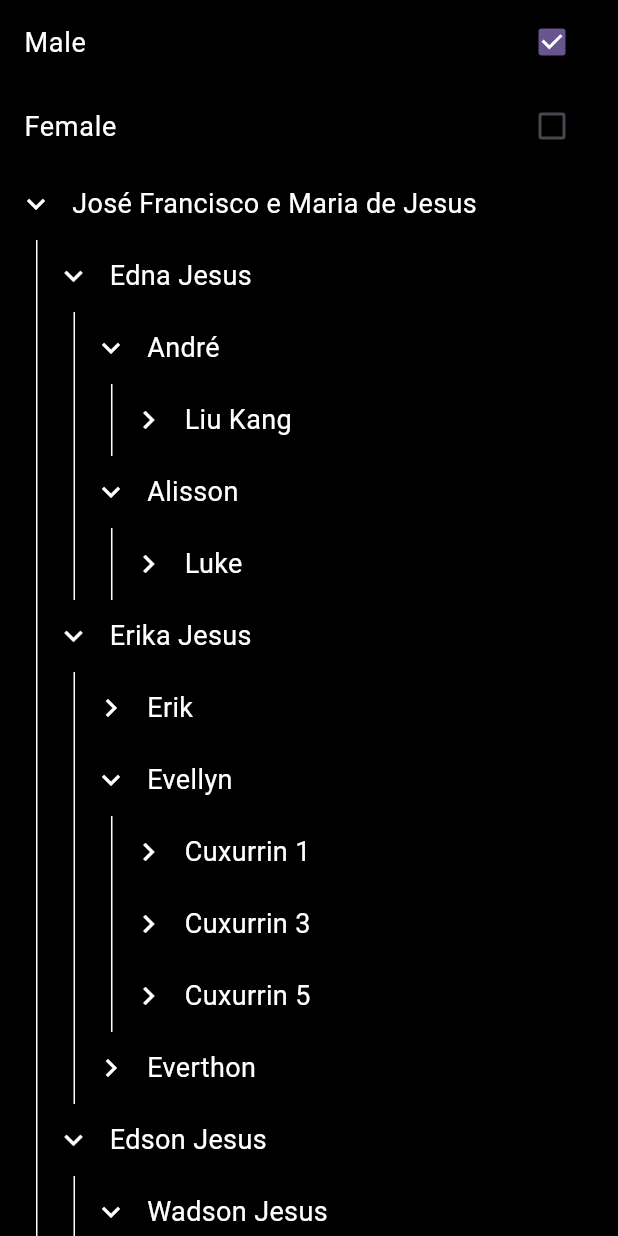
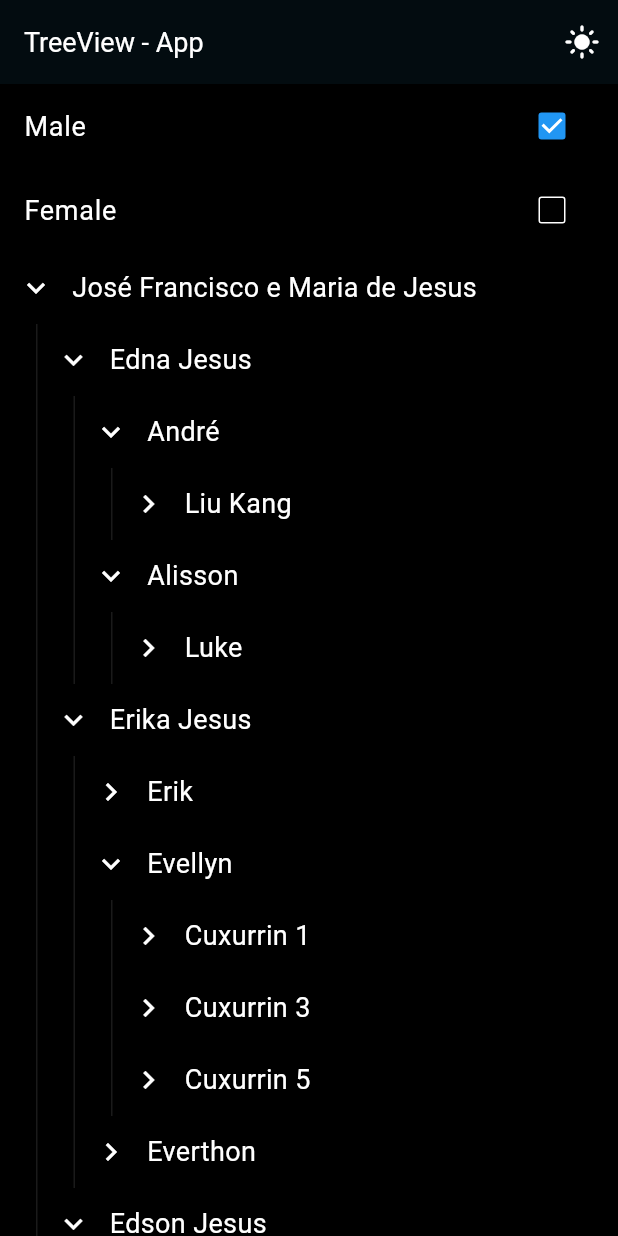
Before and after one commit to AndreDrummer/tree-view, a Flutter app: the screen it shows after launch, after a tap on "Male", on a phone screen of 412 x 824 dp. Run offline on Flutter 3.47's test engine with Material 3 defaults, Android fonts, the phone set to English and light mode, and no system bars.

Commit message:
adding dark mode

```diff
--- a/lib/data/person.dart
+++ b/lib/core/data/person.dart
@@ -1,4 +1,4 @@
-import 'package:tree_view/models/person.dart';
+import 'package:tree_view/core/models/person.dart';
 
 // The assembly of this data should be made programmatically instead.
 
--- a/lib/models/person.dart
+++ b/lib/core/models/person.dart
@@ -1,4 +1,4 @@
-import 'package:tree_view/core/node/node.dart';
+import 'package:tree_view/core/tree/node.dart';
 
 enum PersonGender { female, male, none }
 
--- a/lib/data/mount_tree.dart
+++ b/lib/core/tree/init.dart
@@ -1,7 +1,7 @@
+import 'package:tree_view/core/models/person.dart';
+import 'package:tree_view/core/data/person.dart';
 import 'package:tree_view/core/tree/utils.dart';
-import 'package:tree_view/data/person.dart';
-import 'package:tree_view/core/node/node.dart';
-import 'package:tree_view/models/person.dart';
+import 'package:tree_view/core/tree/node.dart';
 
 final _rootData = data.first;
 
--- a/lib/core/tree/utils.dart
+++ b/lib/core/tree/utils.dart
@@ -1,6 +1,5 @@
+import 'package:tree_view/core/tree/node.dart';
 import 'dart:collection';
-
-import 'package:tree_view/core/node/node.dart';
 
 class TreeUtils {
   static Node<T>? bfsTraversal<T extends TOString>({
--- a/lib/controller/controller.dart
+++ b/lib/features/assets/controller/assets_controller.dart
@@ -1,9 +1,9 @@
-import 'package:tree_view/data/mount_tree.dart';
-import 'package:tree_view/models/person.dart';
-import 'package:tree_view/core/node/node.dart';
+import 'package:tree_view/core/models/person.dart';
+import 'package:tree_view/core/tree/init.dart';
+import 'package:tree_view/core/tree/node.dart';
 import 'package:flutter/material.dart';
 
-class Controller with ChangeNotifier {
+class AssetsController with ChangeNotifier {
   static final Node<Person> _originalRoot = nodeRoot();
 
   static Node<Person> _root = _originalRoot;
--- /dev/null
+++ b/lib/features/assets/widgets/data_view.dart
@@ -0,0 +1,56 @@
+import 'package:tree_view/features/assets/controller/assets_controller.dart';
+import 'package:tree_view/features/assets/widgets/search_header.dart';
+import 'package:tree_view/features/assets/widgets/tree_view.dart';
+import 'package:provider/provider.dart';
+import 'package:flutter/material.dart';
+
+class DataView extends StatefulWidget {
+  const DataView({super.key, this.darkModeIsON = true});
+  final bool darkModeIsON;
+
+  @override
+  State<DataView> createState() => _DataViewState();
+}
+
+class _DataViewState extends State<DataView> {
+  bool called = false;
+
+  void callOnce(VoidCallback call) {
+    if (!called) {
+      call();
+      setState(() {
+        called = true;
+      });
+    }
+  }
+
+  @override
+  void didChangeDependencies() {
+    // callOnce(() {
+    //   Provider.of<Controller>(context, listen: false).filterByMaleGender();
+    // });
+    super.didChangeDependencies();
+  }
+
+  @override
+  Widget build(BuildContext context) {
+    return Consumer<AssetsController>(
+      builder: (context, controller, _) {
+        return SingleChildScrollView(
+          child: Column(
+            children: [
+              SearchHeader(darkModeIsON: widget.darkModeIsON),
+              TreeView(
+                controller.root,
+                darkModeIsON: widget.darkModeIsON,
+                toggleNodeView: (node) {
+                  controller.toogleNodeView(node);
+                },
+              ),
+            ],
+          ),
+        );
+      },
+    );
+  }
+}
--- a/lib/widgets/line_bread_crumb.dart
+++ b/lib/features/assets/widgets/line_bread_crumb.dart
@@ -1,8 +1,10 @@
 import 'package:flutter/material.dart';
 
 class LineBreadCrumb extends StatelessWidget {
-  const LineBreadCrumb(this.lineHeight, {super.key});
+  const LineBreadCrumb(this.lineHeight,
+      {super.key, required this.darkModeIsON});
 
+  final bool darkModeIsON;
   final int lineHeight;
 
   @override
@@ -11,7 +13,7 @@ class LineBreadCrumb extends StatelessWidget {
       margin: const EdgeInsets.only(left: 24),
       width: 1,
       height: lineHeight.toDouble(),
-      color: Colors.white,
+      color: darkModeIsON ? Colors.white10 : Colors.black12,
     );
   }
 }
--- a/lib/widgets/node_row.dart
+++ b/lib/features/assets/widgets/node_row.dart
@@ -1,15 +1,19 @@
-import 'package:tree_view/core/node/node.dart';
+import 'package:tree_view/core/tree/node.dart';
 import 'package:flutter/material.dart';
-import 'package:tree_view/models/person.dart';
+import 'package:tree_view/core/models/person.dart';
 
 class NodeRow extends StatelessWidget {
-  const NodeRow(this.item, {this.onPressed, super.key});
+  const NodeRow(this.item,
+      {this.onPressed, super.key, this.darkModeIsON = true});
 
   final void Function()? onPressed;
   final Node<Person> item;
+  final bool darkModeIsON;
 
   @override
   Widget build(BuildContext context) {
+    final color = darkModeIsON ? Colors.white : Colors.black;
+
     return Row(
       children: [
         IconButton(
@@ -18,12 +22,12 @@ class NodeRow extends StatelessWidget {
             item.children!.isEmpty || !item.expanded
                 ? Icons.keyboard_arrow_right_outlined
                 : Icons.keyboard_arrow_down,
-            color: Colors.white,
+            color: color,
           ),
         ),
         Text(
           item.data.name,
-          style: const TextStyle(color: Colors.white, fontSize: 18),
+          style: TextStyle(color: color, fontSize: 18),
         ),
       ],
     );
--- /dev/null
+++ b/lib/features/assets/widgets/search_header.dart
@@ -0,0 +1,51 @@
+import 'package:tree_view/features/assets/controller/assets_controller.dart';
+import 'package:provider/provider.dart';
+import 'package:flutter/material.dart';
+import 'package:tree_view/features/home/controller/home_controller.dart';
+
+class SearchHeader extends StatelessWidget {
+  const SearchHeader({super.key, this.darkModeIsON = true});
+  final bool darkModeIsON;
+
+  @override
+  Widget build(BuildContext context) {
+    final color = darkModeIsON ? Colors.white : Colors.black;
+
+    return Consumer<HomeController>(
+      builder: (context, homeController, _) {
+        return Consumer<AssetsController>(
+          builder: (context, controller, _) {
+            return Column(
+              children: [
+                CheckboxListTile(
+                  activeColor: Colors.blue,
+                  side: BorderSide(color: color),
+                  value: controller.genderTypeFilter == controller.male,
+                  onChanged: (value) {
+                    controller.filterByMaleGender();
+                  },
+                  title: Text(
+                    "Male",
+                    style: TextStyle(color: color, fontSize: 18),
+                  ),
+                ),
+                CheckboxListTile(
+                  activeColor: Colors.pink,
+                  side: BorderSide(color: color),
+                  value: controller.genderTypeFilter == controller.female,
+                  onChanged: (value) {
+                    controller.filterByFemaleGender();
+                  },
+                  title: Text(
+                    "Female",
+                    style: TextStyle(color: color, fontSize: 18),
+                  ),
+                ),
+              ],
+            );
+          },
+        );
+      },
+    );
+  }
+}
--- /dev/null
+++ b/lib/features/assets/widgets/tree_view.dart
@@ -0,0 +1,86 @@
+import 'package:tree_view/features/assets/widgets/horizontal_scroll.dart';
+import 'package:tree_view/features/assets/widgets/line_bread_crumb.dart';
+import 'package:tree_view/features/assets/controller/assets_controller.dart';
+import 'package:tree_view/features/assets/widgets/node_row.dart';
+import 'package:tree_view/core/models/person.dart';
+import 'package:provider/provider.dart';
+import 'package:flutter/material.dart';
+import 'package:tree_view/features/home/controller/home_controller.dart';
+import '../../../core/tree/node.dart';
+
+class TreeView extends StatelessWidget {
+  const TreeView(
+    this.node, {
+    super.key,
+    this.toggleNodeView,
+    this.allowHorizontalScrool = true,
+    this.allowVerticalScrool = true,
+    this.darkModeIsON = true,
+  });
+  final void Function(Node<Person> node)? toggleNodeView;
+  final bool allowHorizontalScrool;
+  final bool allowVerticalScrool;
+  final bool darkModeIsON;
+  final Node<Person> node;
+
+  int lineBreadCrumbHeight() {
+    int descendentsShowing = node.numberOfDescendentsShowingUp;
+
+    return (48 * descendentsShowing);
+  }
+
+  @override
+  Widget build(BuildContext context) {
+    final sizeOfContext = MediaQuery.sizeOf(context);
+
+    return Consumer<HomeController>(
+      builder: (context, homeController, _) {
+        return Consumer<AssetsController>(
+          builder: (context, controller, _) {
+            return HorizontalScroll(
+              viewWidth: (sizeOfContext.width * (node.getHeightUntilRoot + 1)),
+              viewHeight: lineBreadCrumbHeight().toDouble() + 50,
+              allowHorizontalScrool: allowHorizontalScrool,
+              child: Column(
+                crossAxisAlignment: CrossAxisAlignment.start,
+                children: [
+                  NodeRow(
+                    node,
+                    onPressed: () => toggleNodeView?.call(node),
+                    darkModeIsON: darkModeIsON,
+                  ),
+                  Visibility(
+                    visible: node.expanded,
+                    child: Row(
+                      crossAxisAlignment: CrossAxisAlignment.start,
+                      children: [
+                        LineBreadCrumb(
+                          lineBreadCrumbHeight(),
+                          darkModeIsON: darkModeIsON,
+                        ),
+                        Column(
+                          crossAxisAlignment: CrossAxisAlignment.start,
+                          children: node.children!.map((child) {
+                            return TreeView(
+                              child,
+                              toggleNodeView: (node) {
+                                toggleNodeView?.call(node);
+                              },
+                              allowHorizontalScrool: false,
+                              darkModeIsON: darkModeIsON,
+                              allowVerticalScrool: false,
+                            );
+                          }).toList(),
+                        ),
+                      ],
+                    ),
+                  ),
+                ],
+              ),
+            );
+          },
+        );
+      },
+    );
+  }
+}
--- /dev/null
+++ b/lib/features/home/controller/home_controller.dart
@@ -0,0 +1,23 @@
+import 'package:flutter/material.dart';
+
+class HomeController extends ChangeNotifier {
+  bool _isDarkModeON = true;
+
+  bool get isDarkModeON => _isDarkModeON;
+
+  void _turnOffDarkMode() {
+    _isDarkModeON = false;
+
+    notifyListeners();
+  }
+
+  void _turnOnDarkMode() {
+    _isDarkModeON = true;
+
+    notifyListeners();
+  }
+
+  void toggleAppearenceMode() {
+    _isDarkModeON ? _turnOffDarkMode() : _turnOnDarkMode();
+  }
+}
--- a/lib/main.dart
+++ b/lib/main.dart
@@ -1,12 +1,16 @@
-import 'package:tree_view/widgets/tree_view.dart';
-import 'package:tree_view/controller/controller.dart';
+import 'package:tree_view/features/assets/controller/assets_controller.dart';
+import 'package:tree_view/features/home/controller/home_controller.dart';
+import 'package:tree_view/features/assets/widgets/data_view.dart';
 import 'package:provider/provider.dart';
 import 'package:flutter/material.dart';
 
 void main() {
   runApp(
-    ChangeNotifierProvider(
-      create: (context) => Controller(),
+    MultiProvider(
+      providers: [
+        ChangeNotifierProvider(create: (context) => HomeController()),
+        ChangeNotifierProvider(create: (context) => AssetsController()),
+      ],
       child: const MyApp(),
     ),
   );
@@ -17,108 +21,62 @@ class MyApp extends StatelessWidget {
 
   @override
   Widget build(BuildContext context) {
-    return MaterialApp(
-      debugShowCheckedModeBanner: false,
-      theme: ThemeData(
-        colorScheme: ColorScheme.fromSeed(seedColor: Colors.deepPurple),
-        useMaterial3: true,
-      ),
-      home: const MyHomePage(title: 'Flutter Demo Home Page'),
-    );
-  }
-}
+    return Consumer<HomeController>(
+      builder: (context, controller, _) {
+        final bool darkModeIsON = controller.isDarkModeON;
 
-class MyHomePage extends StatefulWidget {
-  const MyHomePage({super.key, required this.title});
-
-  final String title;
-
-  @override
-  State<MyHomePage> createState() => _MyHomePageState();
-}
-
-class _MyHomePageState extends State<MyHomePage> {
-  bool called = false;
-
-  void callOnce(VoidCallback call) {
-    if (!called) {
-      call();
-      setState(() {
-        called = true;
-      });
-    }
-  }
-
-  @override
-  void didChangeDependencies() {
-    // callOnce(() {
-    //   Provider.of<Controller>(context, listen: false).filterByMaleGender();
-    // });
-    super.didChangeDependencies();
-  }
-
-  @override
-  Widget build(BuildContext context) {
-    return const SafeArea(
-      child: Scaffold(
-        backgroundColor: Colors.black,
-        body: VerticalView(),
-      ),
-    );
-  }
-}
-
-class VerticalView extends StatelessWidget {
-  const VerticalView({super.key});
-
-  @override
-  Widget build(BuildContext context) {
-    // return Consumer<Controller>(
-    //   builder: (context, controller, _) {
-    //     return TreeView(
-    //       controller.root,
-    //       toggleNodeView: (node) {
-    //         controller.toogleNodeView(node);
-    //       },
-    //     );
-    //   },
-    // );
-
-    return Consumer<Controller>(
-      builder: (context, controller, _) {
-        return SingleChildScrollView(
-          child: Column(
-            children: [
-              CheckboxListTile(
-                value: controller.genderTypeFilter == controller.male,
-                onChanged: (value) {
-                  controller.filterByMaleGender();
-                },
-                title: const Text(
-                  "Male",
-                  style: TextStyle(color: Colors.white, fontSize: 18),
-                ),
-              ),
-              CheckboxListTile(
-                value: controller.genderTypeFilter == controller.female,
-                onChanged: (value) {
-                  controller.filterByFemaleGender();
-                },
-                title: const Text(
-                  "Female",
-                  style: TextStyle(color: Colors.white, fontSize: 18),
-                ),
-              ),
-              TreeView(
-                controller.root,
-                toggleNodeView: (node) {
-                  controller.toogleNodeView(node);
-                },
-              ),
-            ],
+        return MaterialApp(
+          debugShowCheckedModeBanner: false,
+          theme: ThemeData(
+            colorScheme: ColorScheme.fromSeed(
+              seedColor: darkModeIsON ? Colors.lightBlueAccent : Colors.blue,
+            ),
+            useMaterial3: true,
+          ),
+          home: MyHomePage(
+            controller: controller,
           ),
         );
       },
     );
   }
 }
+
+class MyHomePage extends StatelessWidget {
+  const MyHomePage({super.key, required this.controller});
+
+  final HomeController controller;
+
+  @override
+  Widget build(BuildContext context) {
+    final bool darkModeIsON = controller.isDarkModeON;
+    final backgroundColor = darkModeIsON ? Colors.black : Colors.white;
+
+    return SafeArea(
+      child: Scaffold(
+        backgroundColor: backgroundColor,
+        appBar: AppBar(
+          elevation: 8,
+          title: Text(
+            "TreeView - App",
+            style: TextStyle(
+              color: darkModeIsON ? Colors.white : Colors.black,
+              fontSize: 18,
+            ),
+          ),
+          backgroundColor: backgroundColor,
+          actions: [
+            IconButton(
+              onPressed: controller.toggleAppearenceMode,
+              icon: Icon(
+                darkModeIsON ? Icons.light_mode : Icons.dark_mode,
+                color: darkModeIsON ? Colors.white : Colors.black,
+              ),
+            )
+          ],
+        ),
+        body: DataView(darkModeIsON: controller.isDarkModeON),
+      ),
+    );
+  }
+}
--- a/lib/widgets/tree_view.dart
+++ /dev/null
@@ -1,65 +0,0 @@
-import 'package:tree_view/widgets/line_bread_crumb.dart';
-import 'package:tree_view/widgets/node_row.dart';
-import 'package:tree_view/models/person.dart';
-import 'package:tree_view/widgets/horizontal_scroll.dart';
-import 'package:flutter/material.dart';
-import '../core/node/node.dart';
-
-class TreeView extends StatelessWidget {
-  const TreeView(
-    this.node, {
-    super.key,
-    this.toggleNodeView,
-    this.allowHorizontalScrool = true,
-    this.allowVerticalScrool = true,
-  });
-  final void Function(Node<Person> node)? toggleNodeView;
-  final bool allowHorizontalScrool;
-  final bool allowVerticalScrool;
-  final Node<Person> node;
-
-  int lineBreadCrumbHeight() {
-    int descendentsShowing = node.numberOfDescendentsShowingUp;
-
-    return (48 * descendentsShowing);
-  }
-
-  @override
-  Widget build(BuildContext context) {
-    final sizeOfContext = MediaQuery.sizeOf(context);
-
-    return HorizontalScroll(
-      viewWidth: (sizeOfContext.width * (node.getHeightUntilRoot + 1)),
-      viewHeight: lineBreadCrumbHeight().toDouble() + 50,
-      allowHorizontalScrool: allowHorizontalScrool,
-      child: Column(
-        crossAxisAlignment: CrossAxisAlignment.start,
-        children: [
-          NodeRow(node, onPressed: () => toggleNodeView?.call(node)),
-          Visibility(
-            visible: node.expanded,
-            child: Row(
-              crossAxisAlignment: CrossAxisAlignment.start,
-              children: [
-                LineBreadCrumb(lineBreadCrumbHeight()),
-                Column(
-                  crossAxisAlignment: CrossAxisAlignment.start,
-                  children: node.children!.map((child) {
-                    return TreeView(
-                      child,
-                      toggleNodeView: (node) {
-                        toggleNodeView?.call(node);
-                      },
-                      allowHorizontalScrool: false,
-                      allowVerticalScrool: false,
-                    );
-                  }).toList(),
-                ),
-              ],
-            ),
-          ),
-        ],
-      ),
-    );
-  }
-}
```
Also changed, not shown: lib/core/tree/node.dart (renamed from lib/core/node/node.dart), lib/features/assets/widgets/horizontal_scroll.dart (renamed from lib/widgets/horizontal_scroll.dart).
